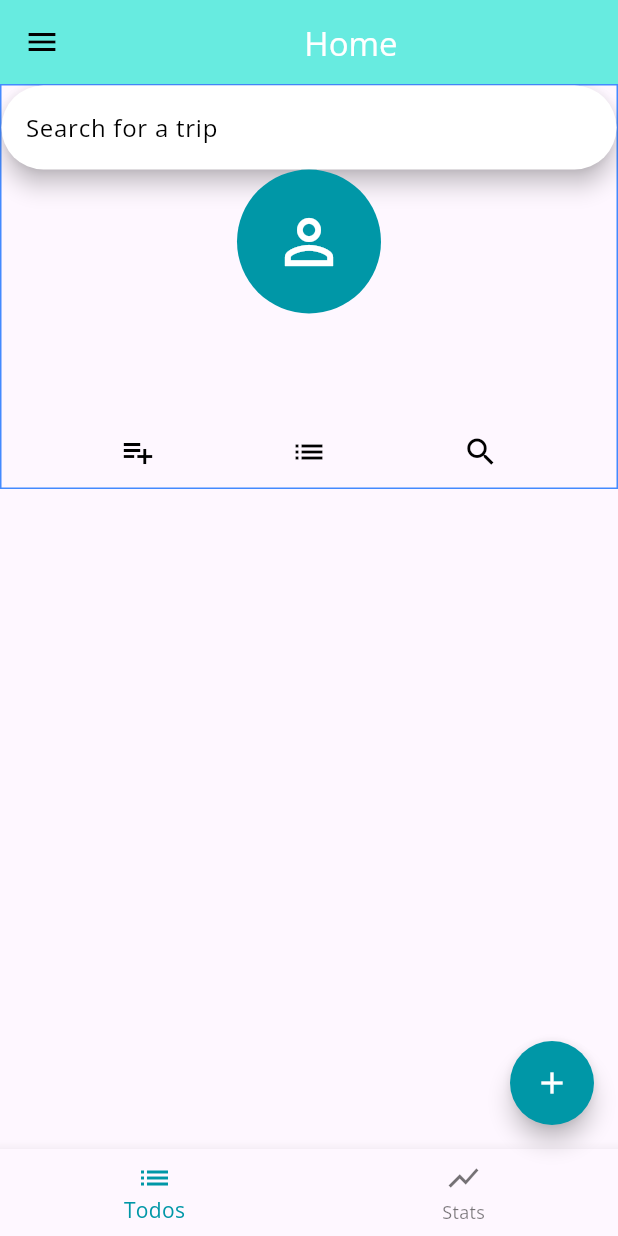
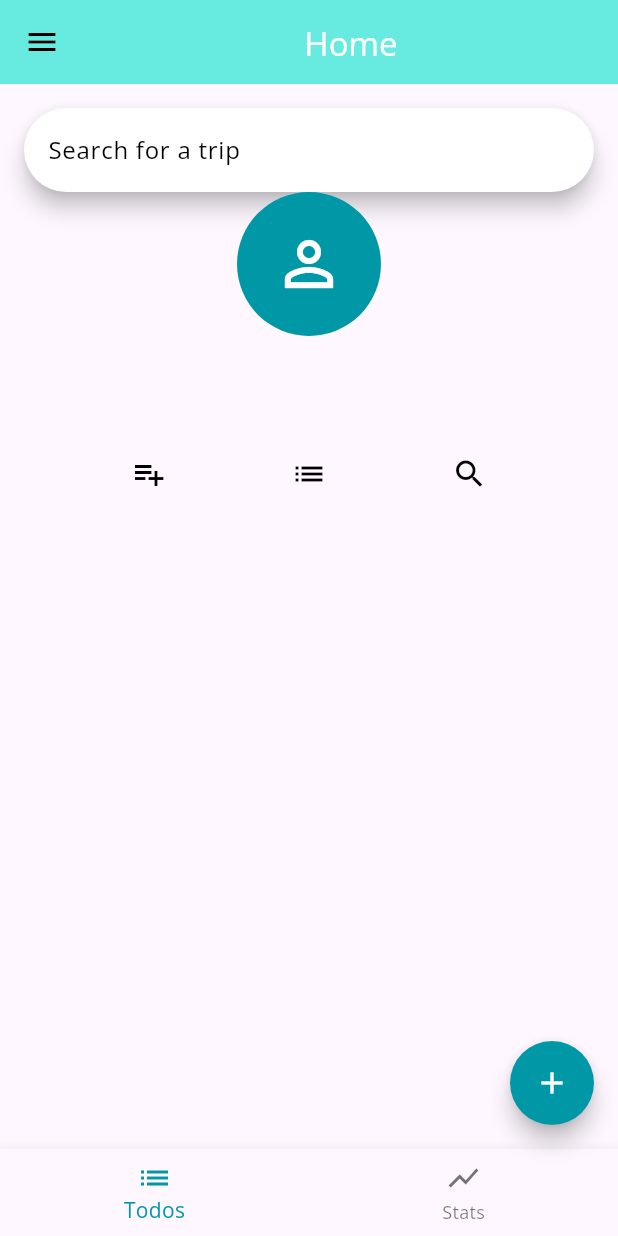
Before and after one commit to sameer693/traveller, a Flutter app: the HomePage screen opened directly, on a phone screen of 412 x 824 dp. Run offline on Flutter 3.47's test engine with Material 3 defaults, Android fonts, the phone set to English and light mode, and no system bars; our stand-ins replace bloc, equatable, firebase_auth, firebase_core, flutter_bloc, font_awesome_flutter and 5 more; missing offline and left inert: firebase_auth_web, firebase_core_web, flow_builder, google_sign_in_web; accounts and stored records are empty; generated files the repository leaves out were written again.

Commit message:
fixed search bar

```diff
--- a/lib/home/view/home_page.dart
+++ b/lib/home/view/home_page.dart
@@ -79,9 +79,7 @@ class HomePage extends StatelessWidget {
     final user = context.select((AppBloc bloc) => bloc.state.user);
 
     return Container(
-      decoration: BoxDecoration(
-    border: Border.all(color: Colors.blueAccent)
-  ),
+        padding: const EdgeInsets.all(16),
       child: Column(
       mainAxisSize: MainAxisSize.min,
 
```
